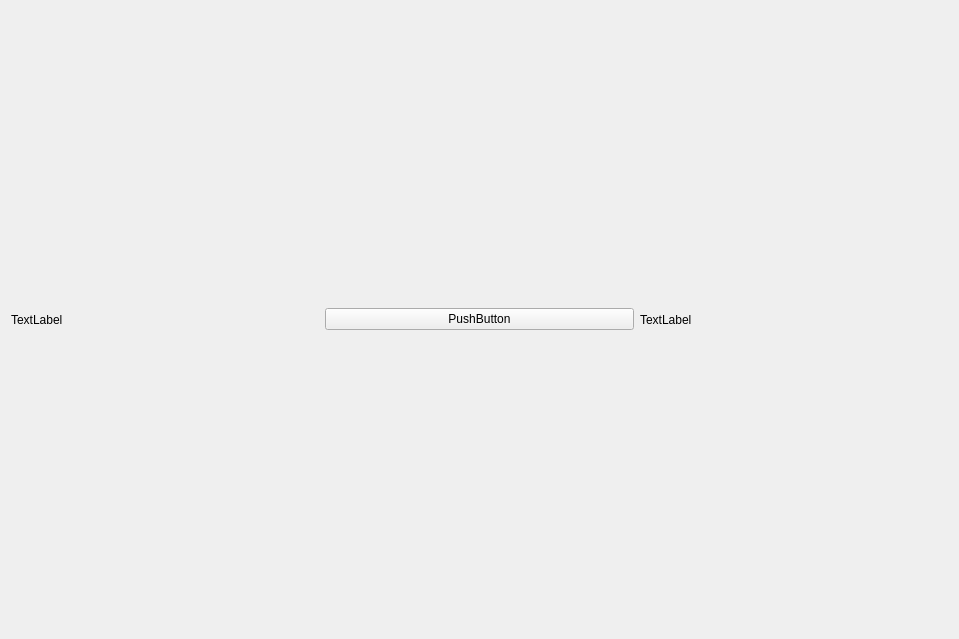
This is edvs/edvs_qt/mainwindow.ui in kjkuhn/neurocatch2015 as Qt 5 draws it before an edit. The edited form follows.
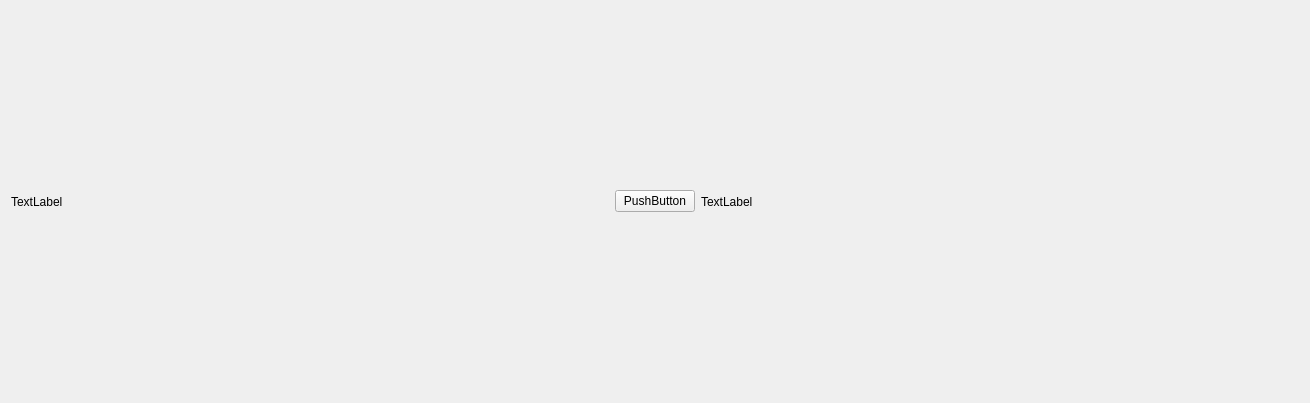
This is the edited form.

```diff
--- a/edvs/edvs_qt/mainwindow.ui
+++ b/edvs/edvs_qt/mainwindow.ui
@@ -6,10 +6,16 @@
    <rect>
     <x>0</x>
     <y>0</y>
-    <width>959</width>
-    <height>639</height>
+    <width>1310</width>
+    <height>403</height>
    </rect>
   </property>
+  <property name="sizePolicy">
+   <sizepolicy hsizetype="Expanding" vsizetype="Expanding">
+    <horstretch>0</horstretch>
+    <verstretch>0</verstretch>
+   </sizepolicy>
+  </property>
   <property name="windowTitle">
    <string>MainWindow</string>
   </property>
@@ -19,6 +25,12 @@
      <layout class="QHBoxLayout" name="horizontalLayout">
       <item>
        <widget class="QLabel" name="label">
+        <property name="sizePolicy">
+         <sizepolicy hsizetype="Expanding" vsizetype="Expanding">
+          <horstretch>0</horstretch>
+          <verstretch>0</verstretch>
+         </sizepolicy>
+        </property>
         <property name="text">
          <string>TextLabel</string>
         </property>
@@ -33,6 +45,12 @@
       </item>
       <item>
        <widget class="QLabel" name="keys">
+        <property name="sizePolicy">
+         <sizepolicy hsizetype="Expanding" vsizetype="Expanding">
+          <horstretch>0</horstretch>
+          <verstretch>0</verstretch>
+         </sizepolicy>
+        </property>
         <property name="text">
          <string>TextLabel</string>
         </property>
```
